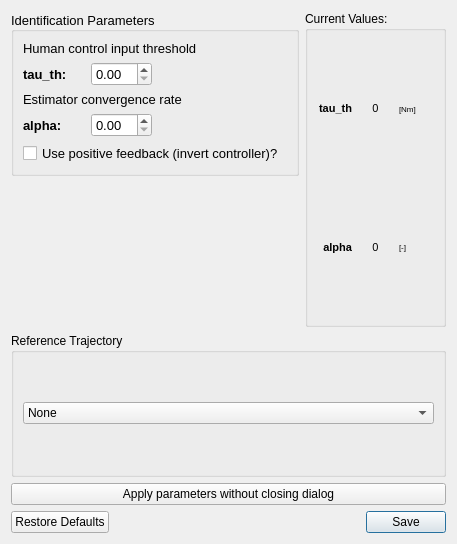
Qt form modules/hapticcontrollermanager/hapticcontrollermanager_controllers/ui/tradedcontroller_settings_ui.ui (tud-hri/joan) before a commit.
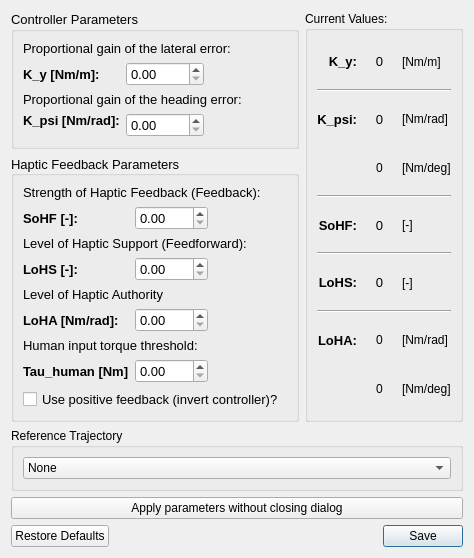
The same form after that commit.

Commit message: Updated the traded controller

```diff
--- a/modules/hapticcontrollermanager/hapticcontrollermanager_controllers/ui/tradedcontroller_settings_ui.ui
+++ b/modules/hapticcontrollermanager/hapticcontrollermanager_controllers/ui/tradedcontroller_settings_ui.ui
@@ -6,14 +6,170 @@
    <rect>
     <x>0</x>
     <y>0</y>
-    <width>457</width>
-    <height>544</height>
+    <width>474</width>
+    <height>525</height>
    </rect>
   </property>
   <property name="windowTitle">
    <string>Traded Controller Settings</string>
   </property>
   <layout class="QGridLayout" name="gridLayout">
+   <item row="0" column="1">
+    <widget class="QGroupBox" name="groupControlparam">
+     <property name="sizePolicy">
+      <sizepolicy hsizetype="Preferred" vsizetype="Preferred">
+       <horstretch>0</horstretch>
+       <verstretch>0</verstretch>
+      </sizepolicy>
+     </property>
+     <property name="minimumSize">
+      <size>
+       <width>0</width>
+       <height>0</height>
+      </size>
+     </property>
+     <property name="maximumSize">
+      <size>
+       <width>8000</width>
+       <height>16777215</height>
+      </size>
+     </property>
+     <property name="font">
+      <font>
+       <pointsize>10</pointsize>
+       <weight>50</weight>
+       <bold>false</bold>
+      </font>
+     </property>
+     <property name="title">
+      <string>Controller Parameters</string>
+     </property>
+     <layout class="QGridLayout" name="gridLayout_4">
+      <item row="0" column="1">
+       <layout class="QGridLayout" name="gridLayout_3">
+        <item row="2" column="0">
+         <widget class="QLabel" name="lblKy">
+          <property name="sizePolicy">
+           <sizepolicy hsizetype="Preferred" vsizetype="Preferred">
+            <horstretch>0</horstretch>
+            <verstretch>0</verstretch>
+           </sizepolicy>
+          </property>
+          <property name="minimumSize">
+           <size>
+            <width>0</width>
+            <height>0</height>
+           </size>
+          </property>
+          <property name="maximumSize">
+           <size>
+            <width>16777215</width>
+            <height>16777215</height>
+           </size>
+          </property>
+          <property name="font">
+           <font>
+            <pointsize>10</pointsize>
+            <weight>75</weight>
+            <bold>true</bold>
+           </font>
+          </property>
+          <property name="text">
+           <string>K_y [Nm/m]:</string>
+          </property>
+         </widget>
+        </item>
+        <item row="0" column="0" colspan="3">
+         <widget class="QLabel" name="lblKytitle">
+          <property name="font">
+           <font>
+            <pointsize>10</pointsize>
+            <weight>50</weight>
+            <bold>false</bold>
+           </font>
+          </property>
+          <property name="text">
+           <string>Proportional gain of the lateral error:</string>
+          </property>
+          <property name="alignment">
+           <set>Qt::AlignLeading|Qt::AlignLeft|Qt::AlignTop</set>
+          </property>
+         </widget>
+        </item>
+        <item row="3" column="0" colspan="3">
+         <widget class="QLabel" name="lblKpsititle">
+          <property name="font">
+           <font>
+            <pointsize>10</pointsize>
+            <weight>50</weight>
+            <bold>false</bold>
+           </font>
+          </property>
+          <property name="text">
+           <string>Proportional gain of the heading error:</string>
+          </property>
+         </widget>
+        </item>
+        <item row="4" column="0">
+         <widget class="QLabel" name="lblKpsi">
+          <property name="sizePolicy">
+           <sizepolicy hsizetype="Minimum" vsizetype="Preferred">
+            <horstretch>0</horstretch>
+            <verstretch>0</verstretch>
+           </sizepolicy>
+          </property>
+          <property name="minimumSize">
+           <size>
+            <width>0</width>
+            <height>0</height>
+           </size>
+          </property>
+          <property name="maximumSize">
+           <size>
+            <width>10000</width>
+            <height>16777215</height>
+           </size>
+          </property>
+          <property name="font">
+           <font>
+            <pointsize>10</pointsize>
+            <weight>75</weight>
+            <bold>true</bold>
+           </font>
+          </property>
+          <property name="text">
+           <string>K_psi [Nm/rad]:</string>
+          </property>
+          <property name="alignment">
+           <set>Qt::AlignLeading|Qt::AlignLeft|Qt::AlignTop</set>
+          </property>
+         </widget>
+        </item>
+        <item row="2" column="1">
+         <widget class="QDoubleSpinBox" name="spinbox_ky">
+          <property name="maximum">
+           <double>5.000000000000000</double>
+          </property>
+          <property name="singleStep">
+           <double>0.100000000000000</double>
+          </property>
+         </widget>
+        </item>
+        <item row="4" column="1">
+         <widget class="QDoubleSpinBox" name="spinbox_kpsi">
+          <property name="maximum">
+           <double>10.000000000000000</double>
+          </property>
+          <property name="singleStep">
+           <double>0.100000000000000</double>
+          </property>
+         </widget>
+        </item>
+       </layout>
+      </item>
+     </layout>
+    </widget>
+   </item>
    <item row="2" column="1" colspan="2">
     <widget class="QGroupBox" name="groupBox_3">
      <property name="title">
@@ -65,6 +221,217 @@
      </layout>
     </widget>
    </item>
+   <item row="1" column="1">
+    <widget class="QGroupBox" name="groupHapticparam">
+     <property name="sizePolicy">
+      <sizepolicy hsizetype="Preferred" vsizetype="Preferred">
+       <horstretch>0</horstretch>
+       <verstretch>0</verstretch>
+      </sizepolicy>
+     </property>
+     <property name="minimumSize">
+      <size>
+       <width>0</width>
+       <height>0</height>
+      </size>
+     </property>
+     <property name="maximumSize">
+      <size>
+       <width>800</width>
+       <height>16777215</height>
+      </size>
+     </property>
+     <property name="font">
+      <font>
+       <pointsize>10</pointsize>
+       <weight>50</weight>
+       <bold>false</bold>
+      </font>
+     </property>
+     <property name="title">
+      <string>Haptic Feedback Parameters</string>
+     </property>
+     <property name="alignment">
+      <set>Qt::AlignLeading|Qt::AlignLeft|Qt::AlignVCenter</set>
+     </property>
+     <layout class="QGridLayout" name="gridLayout_6">
+      <item row="6" column="0">
+       <layout class="QHBoxLayout" name="horizontalLayout"/>
+      </item>
+      <item row="9" column="0">
+       <widget class="QCheckBox" name="checkInvert">
+        <property name="enabled">
+         <bool>true</bool>
+        </property>
+        <property name="text">
+         <string>Use positive feedback (invert controller)? </string>
+        </property>
+       </widget>
+      </item>
+      <item row="0" column="0">
+       <layout class="QGridLayout" name="gridLayout_5">
+        <item row="8" column="0" colspan="3">
+         <widget class="QLabel" name="label_6">
+          <property name="text">
+           <string>Human input torque threshold:</string>
+          </property>
+         </widget>
+        </item>
+        <item row="1" column="0">
+         <widget class="QLabel" name="lblKsohf">
+          <property name="font">
+           <font>
+            <pointsize>10</pointsize>
+            <weight>75</weight>
+            <bold>true</bold>
+           </font>
+          </property>
+          <property name="text">
+           <string>SoHF [-]:</string>
+          </property>
+         </widget>
+        </item>
+        <item row="3" column="0">
+         <widget class="QLabel" name="lblKlohs">
+          <property name="font">
+           <font>
+            <pointsize>10</pointsize>
+            <weight>75</weight>
+            <bold>true</bold>
+           </font>
+          </property>
+          <property name="text">
+           <string>LoHS [-]:</string>
+          </property>
+         </widget>
+        </item>
+        <item row="6" column="0">
+         <widget class="QLabel" name="lblKloha">
+          <property name="font">
+           <font>
+            <pointsize>10</pointsize>
+            <weight>75</weight>
+            <bold>true</bold>
+           </font>
+          </property>
+          <property name="text">
+           <string>LoHA [Nm/rad]:</string>
+          </property>
+         </widget>
+        </item>
+        <item row="2" column="0" colspan="3">
+         <widget class="QLabel" name="lblKlohstitle">
+          <property name="font">
+           <font>
+            <pointsize>10</pointsize>
+            <weight>50</weight>
+            <bold>false</bold>
+           </font>
+          </property>
+          <property name="text">
+           <string>Level of Haptic Support (Feedforward):</string>
+          </property>
+         </widget>
+        </item>
+        <item row="1" column="1">
+         <widget class="QDoubleSpinBox" name="spinbox_sohf">
+          <property name="maximum">
+           <double>1.000000000000000</double>
+          </property>
+          <property name="singleStep">
+           <double>0.050000000000000</double>
+          </property>
+         </widget>
+        </item>
+        <item row="4" column="0" colspan="3">
+         <widget class="QLabel" name="lblKlohatitle">
+          <property name="font">
+           <font>
+            <pointsize>10</pointsize>
+            <weight>50</weight>
+            <bold>false</bold>
+           </font>
+          </property>
+          <property name="text">
+           <string>Level of Haptic Authority</string>
+          </property>
+         </widget>
+        </item>
+        <item row="0" column="0" colspan="3">
+         <widget class="QLabel" name="lblKsohftitle">
+          <property name="font">
+           <font>
+            <pointsize>10</pointsize>
+            <weight>50</weight>
+            <bold>false</bold>
+           </font>
+          </property>
+          <property name="text">
+           <string>Strength of Haptic Feedback (Feedback):</string>
+          </property>
+          <property name="alignment">
+           <set>Qt::AlignLeading|Qt::AlignLeft|Qt::AlignTop</set>
+          </property>
+         </widget>
+        </item>
+        <item row="3" column="1">
+         <widget class="QDoubleSpinBox" name="spinbox_lohs">
+          <property name="maximum">
+           <double>1.000000000000000</double>
+          </property>
+          <property name="singleStep">
+           <double>0.050000000000000</double>
+          </property>
+         </widget>
+        </item>
+        <item row="6" column="1">
+         <widget class="QDoubleSpinBox" name="spinbox_loha">
+          <property name="maximum">
+           <double>10.000000000000000</double>
+          </property>
+          <property name="singleStep">
+           <double>0.100000000000000</double>
+          </property>
+         </widget>
+        </item>
+        <item row="9" column="0">
+         <widget class="QLabel" name="label_10">
+          <property name="font">
+           <font>
+            <weight>75</weight>
+            <bold>true</bold>
+           </font>
+          </property>
+          <property name="text">
+           <string>Tau_human [Nm]</string>
+          </property>
+         </widget>
+        </item>
+        <item row="9" column="1">
+         <widget class="QDoubleSpinBox" name="spinbox_tau">
+          <property name="singleStep">
+           <double>0.100000000000000</double>
+          </property>
+         </widget>
+        </item>
+       </layout>
+      </item>
+      <item row="10" column="0">
+       <spacer name="verticalSpacer_2">
+        <property name="orientation">
+         <enum>Qt::Vertical</enum>
+        </property>
+        <property name="sizeHint" stdset="0">
+         <size>
+          <width>20</width>
+          <height>40</height>
+         </size>
+        </property>
+       </spacer>
+      </item>
+     </layout>
+    </widget>
+   </item>
    <item row="0" column="2" rowspan="2">
     <widget class="QGroupBox" name="groupBox">
      <property name="title">
@@ -73,89 +440,265 @@
      <layout class="QGridLayout" name="gridLayout_2">
       <item row="1" column="0">
        <layout class="QGridLayout" name="gridLayout_7">
-        <property name="verticalSpacing">
-         <number>2</number>
-        </property>
-        <item row="4" column="2">
-         <widget class="QLabel" name="label_11">
+        <item row="7" column="2">
+         <widget class="QLabel" name="label_14">
+          <property name="text">
+           <string>[Nm/deg]</string>
+          </property>
+         </widget>
+        </item>
+        <item row="7" column="1">
+         <widget class="QLabel" name="lbl_k_psi_deg">
+          <property name="text">
+           <string>0</string>
+          </property>
+          <property name="alignment">
+           <set>Qt::AlignCenter</set>
+          </property>
+         </widget>
+        </item>
+        <item row="9" column="1">
+         <widget class="QLabel" name="lbl_sohf">
           <property name="font">
            <font>
-            <pointsize>6</pointsize>
+            <pointsize>10</pointsize>
+            <weight>50</weight>
+            <bold>false</bold>
            </font>
           </property>
           <property name="text">
-           <string>[Nm]</string>
+           <string>0</string>
           </property>
+          <property name="alignment">
+           <set>Qt::AlignCenter</set>
+          </property>
          </widget>
         </item>
-        <item row="5" column="2">
+        <item row="2" column="0">
+         <widget class="QLabel" name="label_5">
+          <property name="font">
+           <font>
+            <pointsize>10</pointsize>
+            <weight>75</weight>
+            <bold>true</bold>
+           </font>
+          </property>
+          <property name="text">
+           <string>K_psi:</string>
+          </property>
+          <property name="alignment">
+           <set>Qt::AlignRight|Qt::AlignTrailing|Qt::AlignVCenter</set>
+          </property>
+         </widget>
+        </item>
+        <item row="9" column="0">
+         <widget class="QLabel" name="label_4">
+          <property name="font">
+           <font>
+            <pointsize>10</pointsize>
+            <weight>75</weight>
+            <bold>true</bold>
+           </font>
+          </property>
+          <property name="text">
+           <string>SoHF:</string>
+          </property>
+          <property name="alignment">
+           <set>Qt::AlignRight|Qt::AlignTrailing|Qt::AlignVCenter</set>
+          </property>
+         </widget>
+        </item>
+        <item row="11" column="0">
+         <widget class="QLabel" name="label_3">
+          <property name="font">
+           <font>
+            <pointsize>10</pointsize>
+            <weight>75</weight>
+            <bold>true</bold>
+           </font>
+          </property>
+          <property name="text">
+           <string>LoHS:</string>
+          </property>
+          <property name="alignment">
+           <set>Qt::AlignRight|Qt::AlignTrailing|Qt::AlignVCenter</set>
+          </property>
+         </widget>
+        </item>
+        <item row="0" column="1">
+         <widget class="QLabel" name="lbl_k_y">
+          <property name="sizePolicy">
+           <sizepolicy hsizetype="Preferred" vsizetype="Preferred">
+            <horstretch>0</horstretch>
+            <verstretch>0</verstretch>
+           </sizepolicy>
+          </property>
+          <property name="minimumSize">
+           <size>
+            <width>0</width>
+            <height>0</height>
+           </size>
+          </property>
+          <property name="font">
+           <font>
+            <pointsize>10</pointsize>
+            <weight>50</weight>
+            <bold>false</bold>
+           </font>
+          </property>
+          <property name="text">
+           <string>0</string>
+          </property>
+          <property name="alignment">
+           <set>Qt::AlignCenter</set>
+          </property>
+         </widget>
+        </item>
+        <item row="13" column="1">
+         <widget class="QLabel" name="lbl_loha">
+          <property name="text">
+           <string>0</string>
+          </property>
+          <property name="alignment">
+           <set>Qt::AlignCenter</set>
+          </property>
+         </widget>
+        </item>
+        <item row="13" column="0">
+         <widget class="QLabel" name="label_2">
+          <property name="font">
+           <font>
+            <pointsize>10</pointsize>
+            <weight>75</weight>
+            <bold>true</bold>
+           </font>
+          </property>
+          <property name="text">
+           <string>LoHA:</string>
+          </property>
+          <property name="alignment">
+           <set>Qt::AlignRight|Qt::AlignTrailing|Qt::AlignVCenter</set>
+          </property>
+         </widget>
+        </item>
+        <item row="0" column="0">
+         <widget class="QLabel" name="label">
+          <property name="font">
+           <font>
+            <pointsize>10</pointsize>
+            <weight>75</weight>
+            <bold>true</bold>
+           </font>
+          </property>
+          <property name="text">
+           <string>K_y:</string>
+          </property>
+          <property name="alignment">
+           <set>Qt::AlignRight|Qt::AlignTrailing|Qt::AlignVCenter</set>
+          </property>
+         </widget>
+        </item>
+        <item row="2" column="1">
+         <widget class="QLabel" name="lbl_k_psi">
+          <property name="sizePolicy">
+           <sizepolicy hsizetype="Minimum" vsizetype="Preferred">
+            <horstretch>0</horstretch>
+            <verstretch>0</verstretch>
+           </sizepolicy>
+          </property>
+          <property name="font">
+           <font>
+            <pointsize>10</pointsize>
+            <weight>50</weight>
+            <bold>false</bold>
+           </font>
+          </property>
+          <property name="text">
+           <string>0</string>
+          </property>
+          <property name="alignment">
+           <set>Qt::AlignCenter</set>
+          </property>
+         </widget>
+        </item>
+        <item row="13" column="2">
+         <widget class="QLabel" name="label_13">
+          <property name="text">
+           <string>[Nm/rad]</string>
+          </property>
+         </widget>
+        </item>
+        <item row="11" column="2">
          <widget class="QLabel" name="label_12">
-          <property name="font">
-           <font>
-            <pointsize>6</pointsize>
-           </font>
-          </property>
           <property name="text">
            <string>[-]</string>
           </property>
          </widget>
         </item>
-        <item row="4" column="1">
-         <widget class="QLabel" name="lbl_tau_th">
-          <property name="font">
-           <font>
-            <pointsize>8</pointsize>
-            <weight>50</weight>
-            <bold>false</bold>
-           </font>
-          </property>
+        <item row="2" column="2">
+         <widget class="QLabel" name="label_9">
           <property name="text">
-           <string>0</string>
+           <string>[Nm/rad]</string>
           </property>
-          <property name="alignment">
-           <set>Qt::AlignCenter</set>
-          </property>
          </widget>
         </item>
-        <item row="5" column="0">
-         <widget class="QLabel" name="lbl_a">
-          <property name="font">
-           <font>
-            <pointsize>8</pointsize>
-            <weight>75</weight>
-            <bold>true</bold>
-           </font>
+        <item row="0" column="2">
+         <widget class="QLabel" name="label_8">
+          <property name="text">
+           <string>[Nm/m]</string>
           </property>
+         </widget>
+        </item>
+        <item row="9" column="2">
+         <widget class="QLabel" name="label_11">
           <property name="text">
-           <string>alpha</string>
+           <string>[-]</string>
           </property>
-          <property name="alignment">
-           <set>Qt::AlignRight|Qt::AlignTrailing|Qt::AlignVCenter</set>
+         </widget>
+        </item>
+        <item row="10" column="0" colspan="3">
+         <widget class="Line" name="line_3">
+          <property name="orientation">
+           <enum>Qt::Horizontal</enum>
           </property>
          </widget>
         </item>
-        <item row="4" column="0">
-         <widget class="QLabel" name="lbl_tau">
-          <property name="font">
-           <font>
-            <pointsize>8</pointsize>
-            <weight>75</weight>
-            <bold>true</bold>
-           </font>
+        <item row="1" column="0" colspan="3">
+         <widget class="Line" name="line_2">
+          <property name="orientation">
+           <enum>Qt::Horizontal</enum>
           </property>
+         </widget>
+        </item>
+        <item row="12" column="0" colspan="3">
+         <widget class="Line" name="line_4">
+          <property name="orientation">
+           <enum>Qt::Horizontal</enum>
+          </property>
+         </widget>
+        </item>
+        <item row="14" column="1">
+         <widget class="QLabel" name="lbl_loha_deg">
           <property name="text">
-           <string>tau_th</string>
+           <string>0</string>
           </property>
           <property name="alignment">
-           <set>Qt::AlignRight|Qt::AlignTrailing|Qt::AlignVCenter</set>
+           <set>Qt::AlignCenter</set>
           </property>
          </widget>
         </item>
-        <item row="5" column="1">
-         <widget class="QLabel" name="lbl_alpha">
+        <item row="14" column="2">
+         <widget class="QLabel" name="label_7">
+          <property name="text">
+           <string>[Nm/deg]</string>
+          </property>
+         </widget>
+        </item>
+        <item row="11" column="1">
+         <widget class="QLabel" name="lbl_lohs">
           <property name="font">
            <font>
-            <pointsize>8</pointsize>
+            <pointsize>10</pointsize>
             <weight>50</weight>
             <bold>false</bold>
            </font>
@@ -168,6 +711,13 @@
           </property>
          </widget>
         </item>
+        <item row="8" column="0" colspan="3">
+         <widget class="Line" name="line">
+          <property name="orientation">
+           <enum>Qt::Horizontal</enum>
+          </property>
+         </widget>
+        </item>
        </layout>
       </item>
      </layout>
@@ -190,133 +740,6 @@
      </property>
     </widget>
    </item>
-   <item row="0" column="1">
-    <widget class="QGroupBox" name="groupHapticparam">
-     <property name="sizePolicy">
-      <sizepolicy hsizetype="Preferred" vsizetype="Preferred">
-       <horstretch>0</horstretch>
-       <verstretch>0</verstretch>
-      </sizepolicy>
-     </property>
-     <property name="minimumSize">
-      <size>
-       <width>0</width>
-       <height>0</height>
-      </size>
-     </property>
-     <property name="maximumSize">
-      <size>
-       <width>800</width>
-       <height>16777215</height>
-      </size>
-     </property>
-     <property name="font">
-      <font>
-       <pointsize>10</pointsize>
-       <weight>50</weight>
-       <bold>false</bold>
-      </font>
-     </property>
-     <property name="title">
-      <string>Identification Parameters</string>
-     </property>
-     <property name="alignment">
-      <set>Qt::AlignLeading|Qt::AlignLeft|Qt::AlignVCenter</set>
-     </property>
-     <layout class="QGridLayout" name="gridLayout_6">
-      <item row="0" column="0">
-       <layout class="QGridLayout" name="gridLayout_5">
-        <item row="3" column="1">
-         <widget class="QDoubleSpinBox" name="spinbox_alpha">
-          <property name="singleStep">
-           <double>1.000000000000000</double>
-          </property>
-         </widget>
-        </item>
-        <item row="0" column="0" colspan="3">
-         <widget class="QLabel" name="lblKtau_thtile">
-          <property name="font">
-           <font>
-            <pointsize>10</pointsize>
-            <weight>50</weight>
-            <bold>false</bold>
-           </font>
-          </property>
-          <property name="text">
-           <string>Human control input threshold</string>
-          </property>
-          <property name="alignment">
-           <set>Qt::AlignLeading|Qt::AlignLeft|Qt::AlignTop</set>
-          </property>
-         </widget>
-        </item>
-        <item row="1" column="0">
-         <widget class="QLabel" name="lblKtaut_th">
-          <property name="font">
-           <font>
-            <pointsize>10</pointsize>
-            <weight>75</weight>
-            <bold>true</bold>
-           </font>
-          </property>
-          <property name="text">
-           <string>tau_th:</string>
-          </property>
-         </widget>
-        </item>
-        <item row="4" column="0" colspan="4">
-         <widget class="QCheckBox" name="checkInvert">
-          <property name="enabled">
-           <bool>true</bool>
-          </property>
-          <property name="text">
-           <string>Use positive feedback (invert controller)? </string>
-          </property>
-         </widget>
-        </item>
-        <item row="3" column="0">
-         <widget class="QLabel" name="lblKalpha">
-          <property name="font">
-           <font>
-            <pointsize>10</pointsize>
-            <weight>75</weight>
-            <bold>true</bold>
-           </font>
-          </property>
-          <property name="text">
-           <string>alpha:</string>
-          </property>
-         </widget>
-        </item>
-        <item row="2" column="0" colspan="3">
-         <widget class="QLabel" name="lblKalphatitle">
-          <property name="font">
-           <font>
-            <pointsize>10</pointsize>
-            <weight>50</weight>
-            <bold>false</bold>
-           </font>
-          </property>
-          <property name="text">
-           <string>Estimator convergence rate</string>
-          </property>
-         </widget>
-        </item>
-        <item row="1" column="1">
-         <widget class="QDoubleSpinBox" name="spinbox_tau">
-          <property name="maximum">
-           <double>2.000000000000000</double>
-          </property>
-          <property name="singleStep">
-           <double>0.100000000000000</double>
-          </property>
-         </widget>
-        </item>
-       </layout>
-      </item>
-     </layout>
-    </widget>
-   </item>
   </layout>
  </widget>
  <resources/>
```
Left out of the diff: 2 changed lines with no effect on the pictures. The commit also changes 1 other file.
